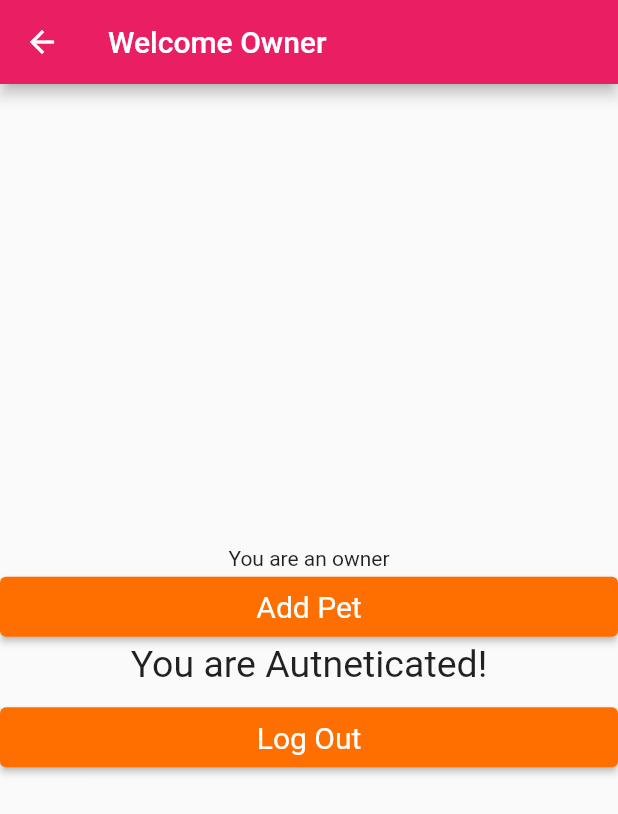
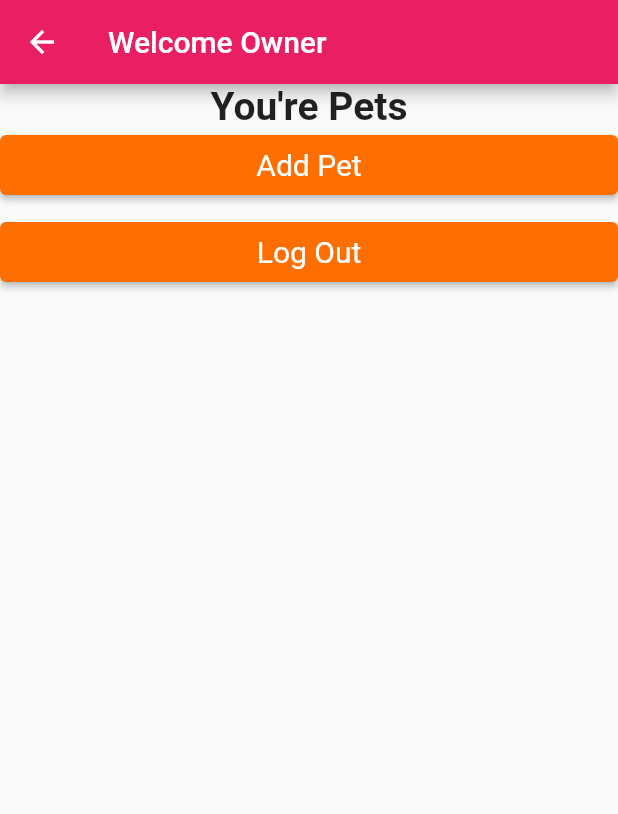
Before and after one commit to ChrisBriant/flutter_petdetective, a Flutter app: the OwnerHomeScreen screen opened directly, on a phone screen of 412 x 824 dp. Shown: the top 814 px of the screen. Run offline on Flutter 3.47's test engine with Material 2 defaults, Android fonts, the phone set to English and light mode, and no system bars; our stand-ins replace flutter_map, image_picker, latlong2, location, shared_preferences; missing offline and left inert: jwt_decode; accounts and stored records are empty; project files that could hold a hidden picture were left out.

Commit message:
Added to owner home screen which will call mypets

```diff
--- a/lib/screens/owner_stack/owner_home_screen.dart
+++ b/lib/screens/owner_stack/owner_home_screen.dart
@@ -3,7 +3,8 @@ import 'package:petdetective/screens/owner_stack/add_pet_screen.dart';
 import 'package:provider/provider.dart';
 
 import '../../providers/auth.dart';
-//import '../wait_screen.dart';
+import '../../providers/pet.dart';
+import '../../screens/pet_screen.dart';
 import '../owner_stack/add_pet_screen.dart';
 
 class OwnerHomeScreen extends StatelessWidget {
@@ -12,23 +13,65 @@ class OwnerHomeScreen extends StatelessWidget {
 
   @override
   Widget build(BuildContext context) {
+    final _petProvider = Provider.of<Pet>(context, listen: false);
+
     return Scaffold(
       appBar: AppBar(
         title: Text('Welcome Owner'),
       ),
-      body: Column(
+      body: SingleChildScrollView(
+        child: Column(
           crossAxisAlignment: CrossAxisAlignment.center,
           mainAxisAlignment: MainAxisAlignment.center,
           children: [
-          Text('You are an owner'),
+            Text(
+              'You\'re Pets',
+              style: Theme.of(context).textTheme.bodyText1!.merge(TextStyle(fontWeight: FontWeight.bold, fontSize: 26))
+            ),
+            FutureBuilder<List<MissingPet>>(
+              future: _petProvider.getMyPets(),
+              builder: (ctx, pets) => pets.connectionState == ConnectionState.waiting
+              ? Container(
+                height: 100,
+                width: 100,
+                child:CircularProgressIndicator()
+              )
+              : ListView.builder(
+                  physics: NeverScrollableScrollPhysics(),
+                  shrinkWrap: true,
+                  itemCount: pets.data!.length,
+                  itemBuilder: (ctx,i) => ListTile(
+                    key: ValueKey(pets.data![i].id),
+                    leading: Container(
+                      width: 100,
+                      height: 100,
+                      //child: Text('hello'),
+                      child: Padding(
+                        padding: EdgeInsets.all(5),
+                        child: CircleAvatar(backgroundImage: NetworkImage(pets.data![i].imgUrl),)
+                      )
+                    ),
+                    title: Text(
+                      pets.data![i].name
+                    ),
+                    subtitle: Text(
+                      pets.data![i].description
+                    ),
+                    onTap: () {
+                        Navigator.of(context).pushNamed(
+                          PetScreen.routeName, arguments: {
+                            'petId':pets.data![i].id,
+                            'isDetective' : false
+                          });
+                    },
+                  )
+
+                  //Text(pets.data![i].id.toString()),
+                ),
+            ),
             ElevatedButton(
               onPressed: () => Navigator.of(context).pushNamed(AddPetScreen.routeName),
               child: Text('Add Pet')
-          ),
-          Center(
-            child: Text('You are Autneticated!',
-              style: TextStyle(fontSize: 25),
-            ),
             ),
             SizedBox(height: 10,),
             ElevatedButton(
@@ -36,6 +79,7 @@ class OwnerHomeScreen extends StatelessWidget {
               child: Text('Log Out', style: TextStyle(fontSize: 20),))
           ]
         ),
+      ),
 
     );
   }
```
Also changed, not shown: lib/providers/api_provider.dart (added, +20 -0 lines), lib/providers/auth.dart (+11 -11 lines), lib/providers/pet.dart (+47 -1 lines), lib/screens/detective_stack/detective_home_screen.dart (+7 -1 lines), lib/screens/pet_screen.dart (+14 -2 lines). Lines whose indentation alone changed are shown as unchanged.
